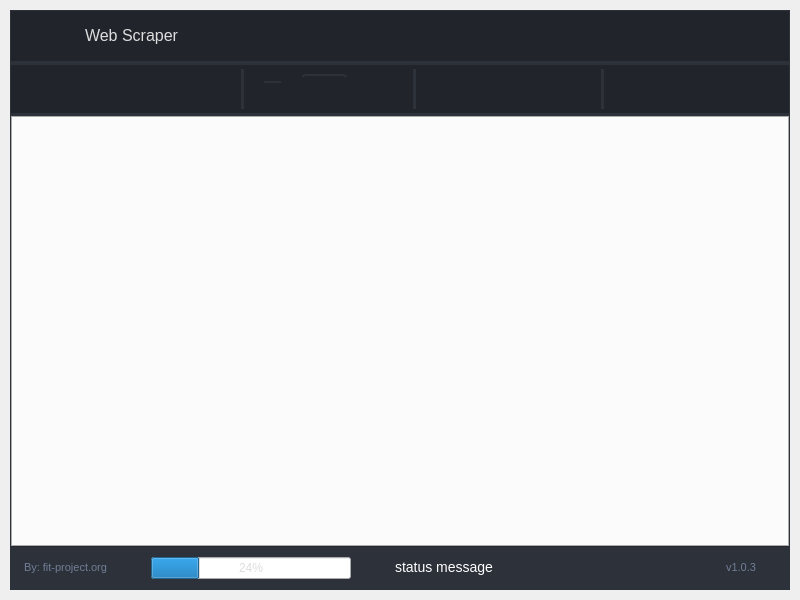
Above: ui/web/web.ui from fit-project/fit before the change. Below: the same form after it.
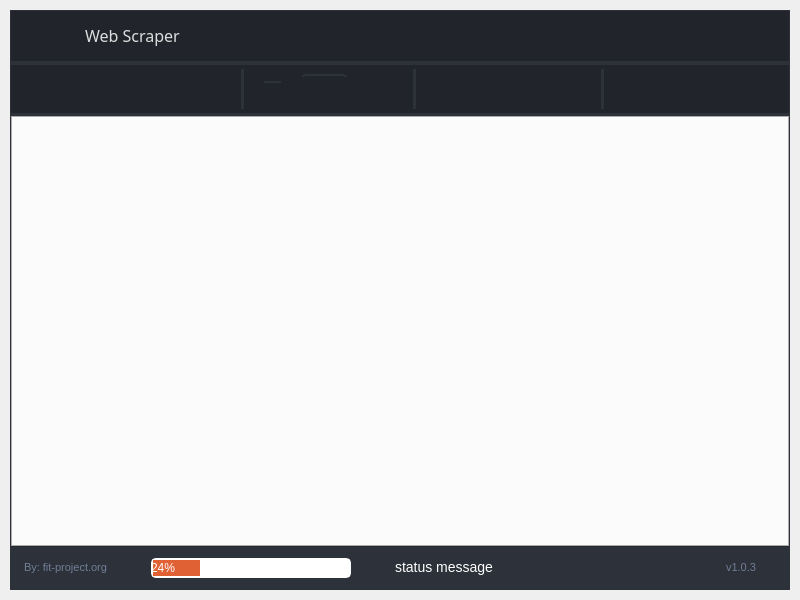
That is the form after the change. Icons and pictures are not drawn.

The edit to the form file:
```diff
--- a/ui/web/web.ui
+++ b/ui/web/web.ui
@@ -728,16 +728,13 @@
                   </property>
                   <property name="font">
                    <font>
-                    <family>Segoe UI</family>
+                    <family>Segoe UI Semibold</family>
                     <pointsize>12</pointsize>
-                    <weight>9</weight>
+                    <weight>7</weight>
                     <italic>false</italic>
                     <bold>false</bold>
                    </font>
                   </property>
-                  <property name="styleSheet">
-                   <string notr="true">font: 75 12pt &quot;Segoe UI&quot;;</string>
-                  </property>
                   <property name="text">
                    <string>Web Scraper</string>
                   </property>
@@ -1725,9 +1722,23 @@
                   <property name="maximumSize">
                    <size>
                     <width>200</width>
-                    <height>16777215</height>
+                    <height>20</height>
                    </size>
                   </property>
+                  <property name="styleSheet">
+                   <string notr="true">QProgressBar
+{
+    color: #ffffff;
+    border-style: outset;
+border-width: 2px;
+    border-radius: 5px;
+    text-align: left;
+}
+QProgressBar::chunk
+{
+    background-color:#e06133;
+}</string>
+                  </property>
                   <property name="value">
                    <number>24</number>
                   </property>
```
Left out of the diff: 7 changed lines with no effect on the pictures.
